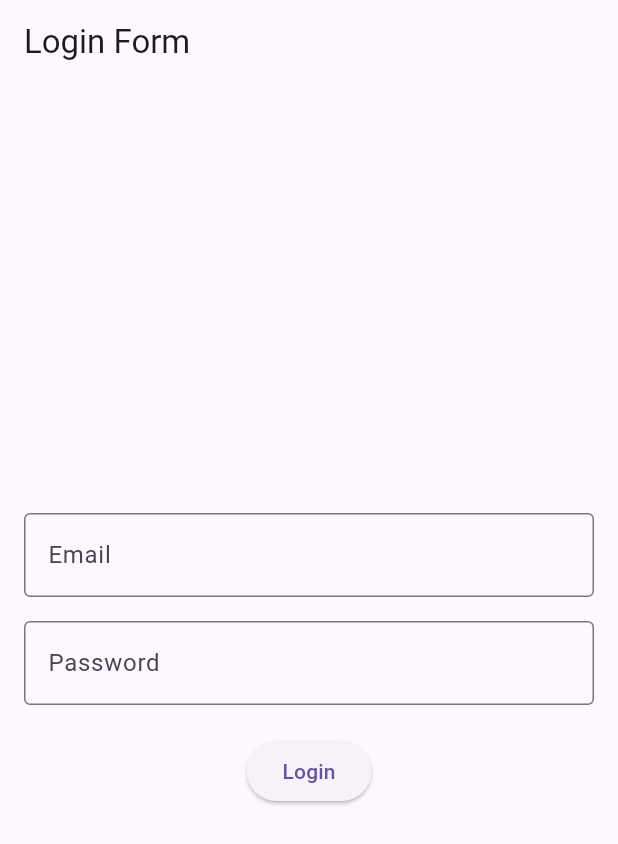
After one commit to FabulousCodex/assaginment_Md_Safiqul_Islam, a Flutter app: the LoginScreen screen opened directly, on a phone screen of 412 x 824 dp. The commit adds this screen. Shown: the top 844 px of the screen. Run offline on Flutter 3.47's test engine with Material 3 defaults, Android fonts, the phone set to English and light mode, and no system bars.

Commit message:
login add

```diff
--- /dev/null
+++ b/lib/login.dart
@@ -0,0 +1,85 @@
+import 'package:flutter/material.dart';
+
+void main() {
+  runApp(const MyApp());
+}
+
+class MyApp extends StatelessWidget {
+  const MyApp({super.key});
+
+  @override
+  Widget build(BuildContext context) {
+    return MaterialApp(
+      title: 'Login Form',
+      theme: ThemeData(
+        primarySwatch: Colors.teal,
+      ),
+      home: const LoginScreen(),
+    );
+  }
+}
+
+class LoginScreen extends StatefulWidget {
+  const LoginScreen({super.key});
+
+  @override
+  State<LoginScreen> createState() => _LoginScreenState();
+}
+
+class _LoginScreenState extends State<LoginScreen> {
+  final TextEditingController _emailController = TextEditingController();
+  final TextEditingController _passwordController = TextEditingController();
+
+  void _login() {
+    String email = _emailController.text;
+    String password = _passwordController.text;
+
+    if (email.isNotEmpty && password.isNotEmpty) {
+      // Add login logic here
+      print('Email: $email, Password: $password');
+    } else {
+      ScaffoldMessenger.of(context).showSnackBar(
+        const SnackBar(content: Text('Please enter both email and password')),
+      );
+    }
+  }
+
+  @override
+  Widget build(BuildContext context) {
+    return Scaffold(
+      appBar: AppBar(
+        title: const Text('Login Form'),
+      ),
+      body: Padding(
+        padding: const EdgeInsets.all(16.0),
+        child: Column(
+          mainAxisAlignment: MainAxisAlignment.center,
+          children: [
+            TextField(
+              controller: _emailController,
+              decoration: const InputDecoration(
+                labelText: 'Email',
+                border: OutlineInputBorder(),
+              ),
+              keyboardType: TextInputType.emailAddress,
+            ),
+            const SizedBox(height: 16),
+            TextField(
+              controller: _passwordController,
+              decoration: const InputDecoration(
+                labelText: 'Password',
+                border: OutlineInputBorder(),
+              ),
+              obscureText: true,
+            ),
+            const SizedBox(height: 20),
+            ElevatedButton(
+              onPressed: _login,
+              child: const Text('Login'),
+            ),
+          ],
+        ),
+      ),
+    );
+  }
+}
--- a/lib/main.dart
+++ b/lib/main.dart
@@ -156,3 +156,4 @@ class _ContactListState extends State<ContactList> {
     );
   }
 }
+//End code
```
